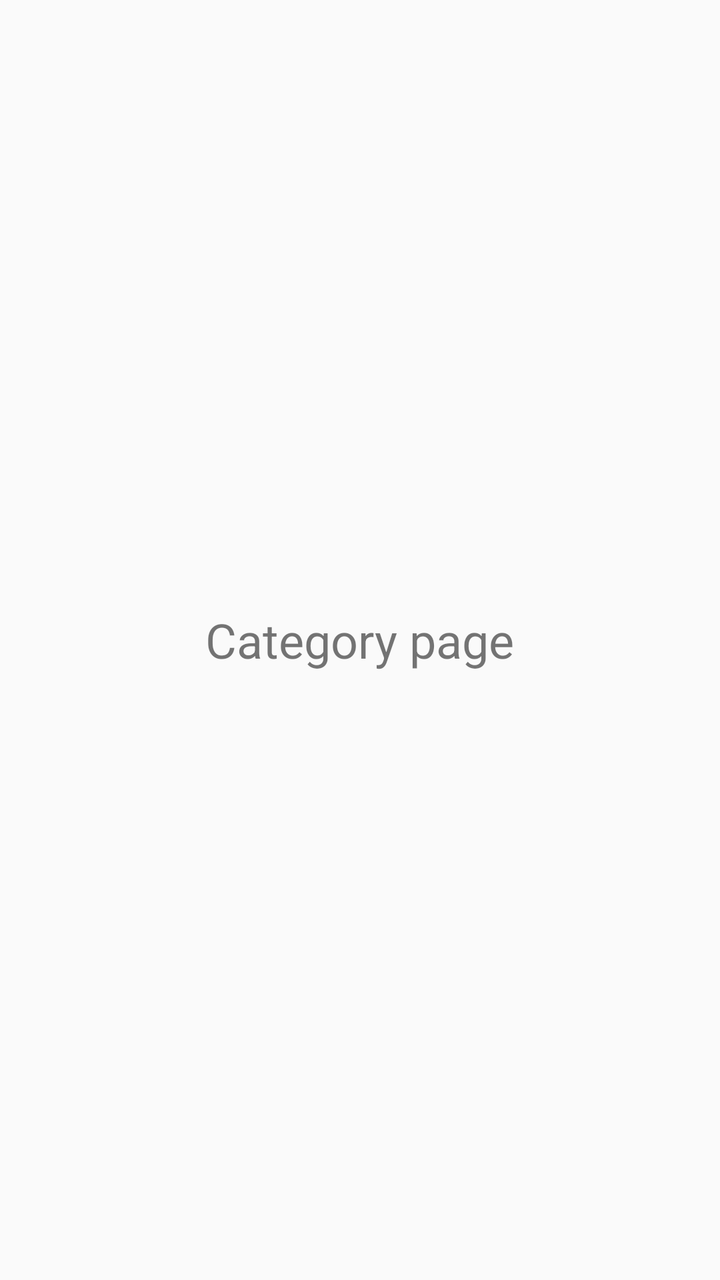
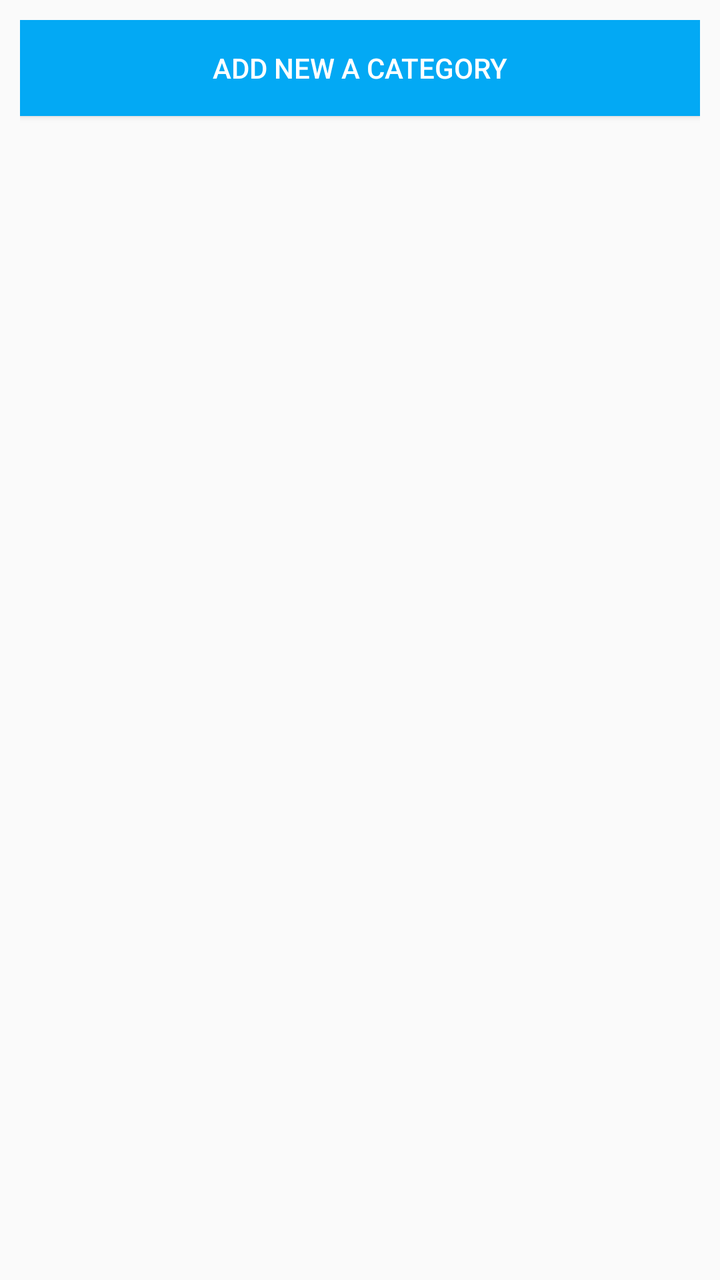

Compare the two renders of this Android layout. The source of the first and the diff that turns it into the second are given below.
<!-- AndroidManifest.xml: application theme Theme.AppCompat.DayNight.NoActionBar -->
<!-- res/layout/fragment_category.xml -->
<?xml version="1.0" encoding="utf-8"?>
<LinearLayout xmlns:android="http://schemas.android.com/apk/res/android"
    xmlns:tools="http://schemas.android.com/tools"
    android:layout_width="match_parent"
    android:layout_height="match_parent"
    tools:context=".fragments.CategoryFragment"
    android:orientation="vertical"
    android:gravity="center">

    
    <TextView
        android:layout_width="wrap_content"
        android:layout_height="wrap_content"
        android:text="Category page"
        android:textSize="24sp"/>

</LinearLayout>
<!-- resources referenced by this layout -->
<resources>

</resources>

<!-- the commit's change to res/layout/fragment_category.xml (unified diff, before → after) -->
@@ -5,13 +5,15 @@
     android:layout_height="match_parent"
     tools:context=".fragments.CategoryFragment"
     android:orientation="vertical"
-    android:gravity="center">
+    android:padding="10dp">
 
     
-    <TextView
-        android:layout_width="wrap_content"
+    <Button
+        android:layout_width="match_parent"
         android:layout_height="wrap_content"
-        android:text="Category page"
-        android:textSize="24sp"/>
+        android:text="Add new a Category"
+        android:background="#03A9F4"
+        android:textColor="@color/white"
+        android:id="@+id/btnAddNewCategory"/>
 
 </LinearLayout>
<!-- resource entries referenced after the edit -->
@@ -1,5 +1,5 @@
 <!-- resources referenced by this layout -->
 <resources>
-
+  <color name="white">#FFFFFFFF</color>
 </resources>
 
